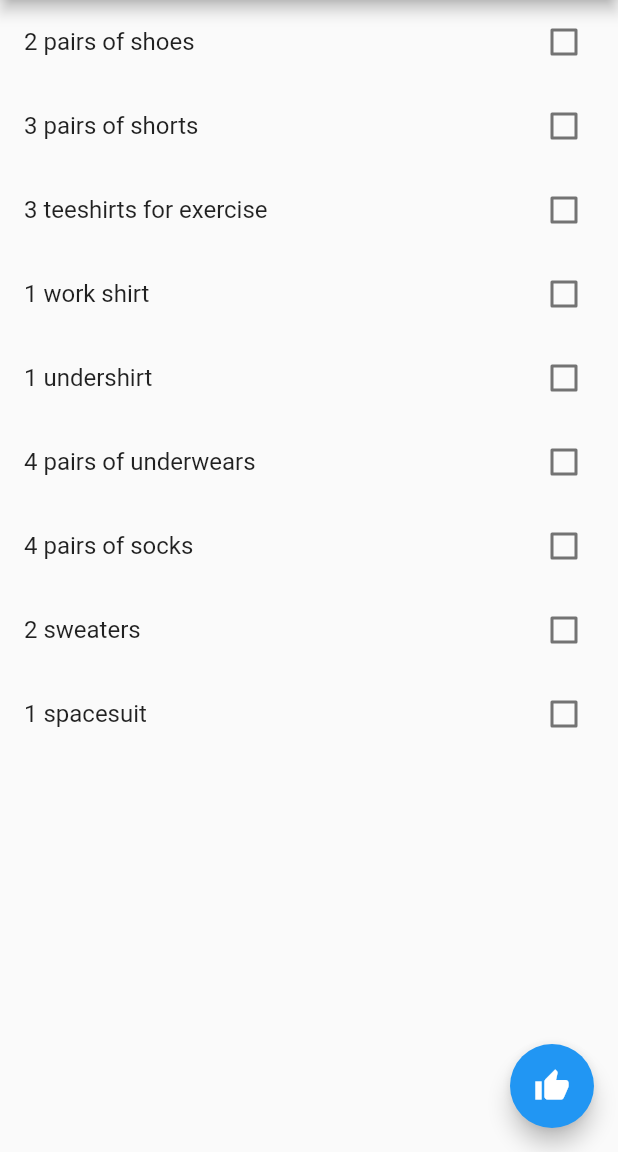
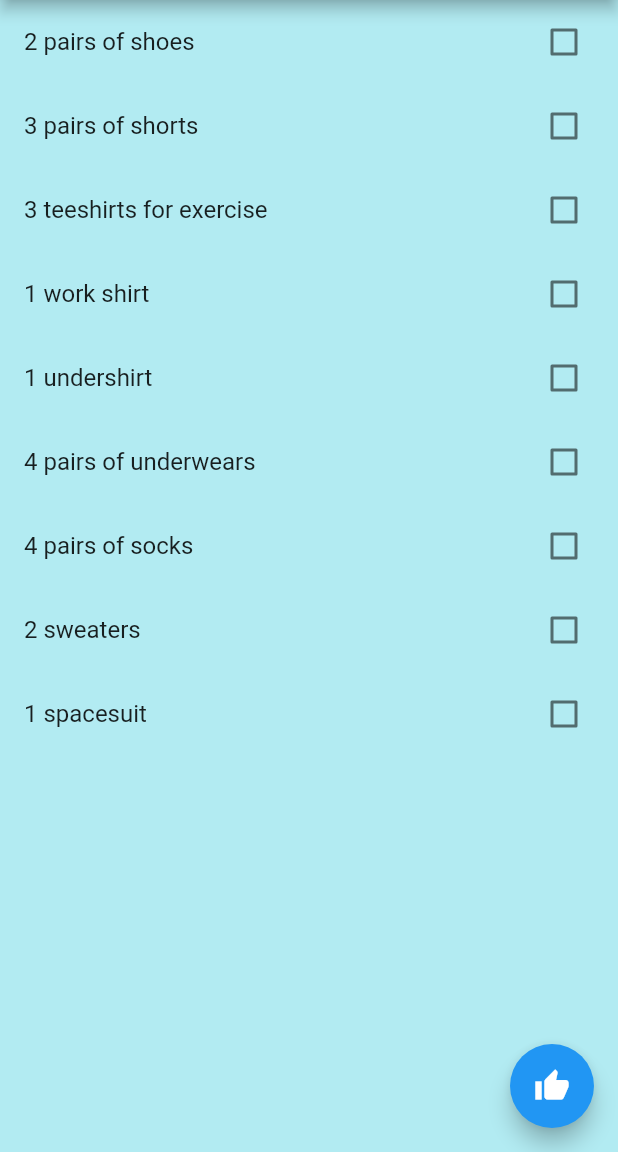
Before and after one commit to Ifavhoney/NasaChallenge, a Flutter app: the BackPack screen opened directly, after a tap on the "thumb up" icon, on a phone screen of 412 x 824 dp, the part 84-1236 px from its top. Run offline on Flutter 3.47's test engine with Material 2 defaults, Android fonts, the phone set to English and light mode, and no system bars; missing offline and left inert: dart:ffi.

```diff
--- a/lib/backpack.dart
+++ b/lib/backpack.dart
@@ -1,5 +1,5 @@
 import 'package:flutter/material.dart';
-
+import 'package:mybackpack/last.dart';
 //BackPack is a screen where the user selects everything &
 //once all is selected He may proceed
 
@@ -27,12 +27,11 @@ class _BackPackState extends State<BackPack> {
 
   @override
   Widget build(BuildContext context) {
-    Icon icon = Icon(Icons.check_circle_outline);
-
     return Scaffold(
       appBar: AppBar(
         title: Text("MyBackPack"),
       ),
+      backgroundColor: Colors.cyan.shade100,
       body: ListView.builder(
         itemCount: items.length,
         itemBuilder: (BuildContext context, int i) {
@@ -48,7 +47,7 @@ class _BackPackState extends State<BackPack> {
                 if (!selectedItems.contains(items[i])) {
                   selectedItems.add(items[i]);
                 } else {
-                  //it already exists and therefore is doubled clicked
+                  //it already exists and teherefore is doubled clicked
                   selectedItems.remove(items[i]);
                 }
               });
@@ -103,10 +102,22 @@ class _BackPackState extends State<BackPack> {
         child: Icon(Icons.thumb_up),
         onPressed: () {
           if (selectedItems.length == items.length) {
-            print("We can go to the next page!");
+            redirect();
+            print("Lift Off!");
+          } else {
+            print("Nope!");
           }
         },
       ),
     );
   }
+
+  Future redirect() {
+    MaterialPageRoute route =
+        MaterialPageRoute(builder: (BuildContext context) {
+      return Last();
+    });
+
+    return Navigator.of(context).push(route);
+  }
 }
--- a/lib/login.dart
+++ b/lib/login.dart
@@ -23,7 +23,7 @@ class _LoginState extends State<Login> {
           title: Text("Login"),
           backgroundColor: Colors.blue.shade400,
         ),
-        backgroundColor: Colors.grey.shade300,
+        backgroundColor: Colors.cyan.shade100,
         body: Container(
           alignment: Alignment.center,
           child: Form(
@@ -41,7 +41,7 @@ class _LoginState extends State<Login> {
 
                   //lvl 2 - accept characters that end with the given email e.g @uoguelph
                   validator: (String value) {
-                    if (value.isEmpty || !value.endsWith("@nasa.com ")) {
+                    if (value.isEmpty || !value.endsWith("@nasa.com")) {
                       return "Invalid Field";
                     } else {
                       //DO X Y Z
--- a/lib/main.dart
+++ b/lib/main.dart
@@ -1,4 +1,5 @@
 import 'package:flutter/material.dart';
+import 'package:mybackpack/backpack.dart';
 import 'package:mybackpack/login.dart';
 
 void main() => runApp(MyApp());
--- a/pubspec.yaml
+++ b/pubspec.yaml
@@ -41,8 +41,8 @@ flutter:
   uses-material-design: true
 
   # To add assets to your application, add an assets section, like this:
-  # assets:
-  #  - images/a_dot_burr.jpeg
+  assets:
+    - images/check.png
   #  - images/a_dot_ham.jpeg
 
   # An image asset can refer to one or more resolution-specific "variants", see
```
Also changed, not shown: lib/last.dart (added, +19 -0 lines), images/check.png (added).
